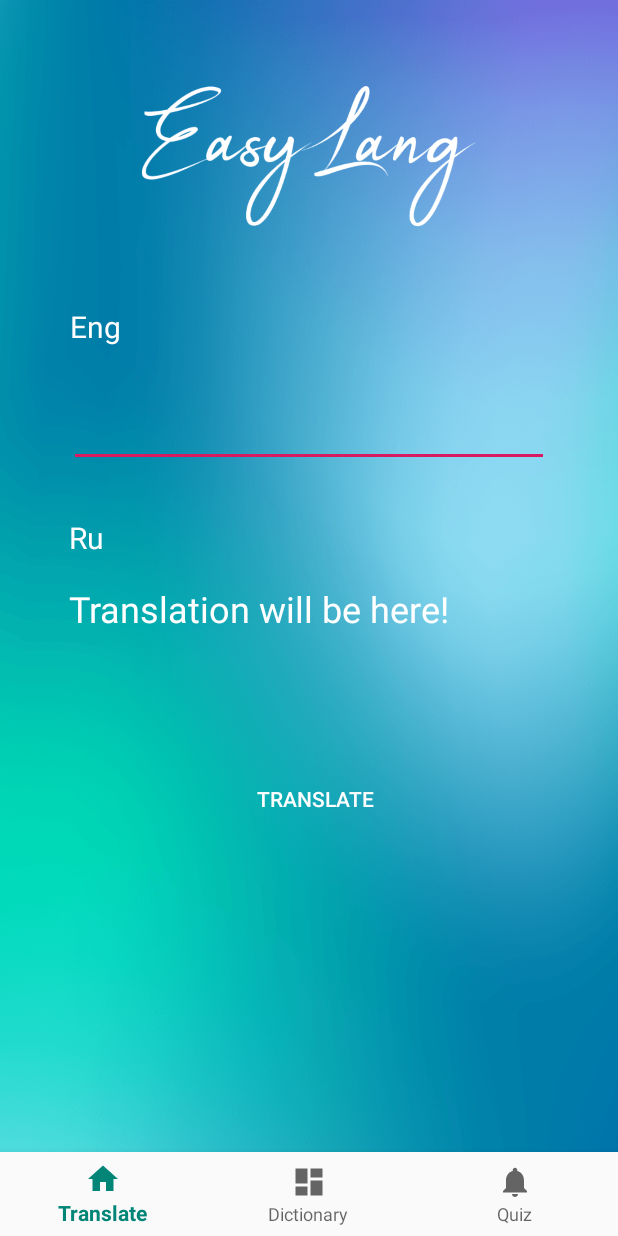
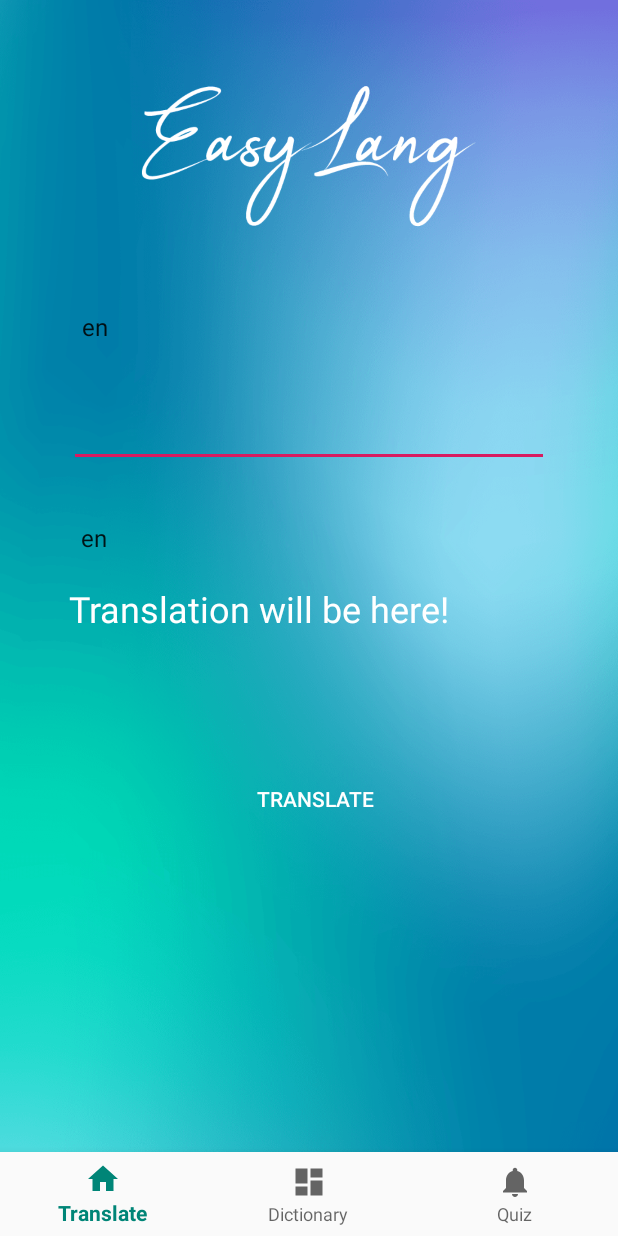
Before and after one commit to Kirill1org/EasyLang, an Android app: the screen it shows after launch (MainActivity), on a phone screen of 412 x 824 dp. Run offline under Robolectric (Android 15) with nearby library versions, the phone set to English and light mode, and no system bars.

Commit message:
Finish translate

```diff
--- a/app/src/main/java/com/easylang/MainActivity.java
+++ b/app/src/main/java/com/easylang/MainActivity.java
@@ -42,6 +42,7 @@ public class MainActivity extends AppCompatActivity {
         super.onCreate(savedInstanceState);
         setContentView(R.layout.activity_main);
         getSupportActionBar().hide();
+
         getWindow().setFlags(WindowManager.LayoutParams.FLAG_LAYOUT_NO_LIMITS,
                 WindowManager.LayoutParams.FLAG_LAYOUT_NO_LIMITS);
 
--- a/app/src/main/java/com/easylang/TranslateFragment.java
+++ b/app/src/main/java/com/easylang/TranslateFragment.java
@@ -4,15 +4,18 @@ import android.os.Bundle;
 import android.view.LayoutInflater;
 import android.view.View;
 import android.view.ViewGroup;
+import android.widget.AdapterView;
 import android.widget.ArrayAdapter;
+import android.widget.Button;
+import android.widget.EditText;
 import android.widget.Spinner;
+import android.widget.TextView;
+import android.widget.Toast;
 
 import androidx.annotation.NonNull;
 import androidx.annotation.Nullable;
 import androidx.fragment.app.Fragment;
 import androidx.lifecycle.ViewModelProviders;
-
-import java.security.SecurityPermission;
 
 public class TranslateFragment extends Fragment {
 
@@ -21,6 +24,11 @@ public class TranslateFragment extends Fragment {
     private Spinner spinnerInput;
     private Spinner spinnerOutput;
 
+    private EditText editTextInput;
+    private TextView textViewOutput;
+
+    private Button buttonTranslate;
+
     public static TranslateFragment newInstance() {
         return new TranslateFragment();
     }
@@ -28,14 +36,16 @@ public class TranslateFragment extends Fragment {
     @Override
     public View onCreateView(@NonNull LayoutInflater inflater, @Nullable ViewGroup container,
                              @Nullable Bundle savedInstanceState) {
-        return inflater.inflate(R.layout.fragment_translate, container, false);
 
-    }
+        View rootView = inflater.inflate(R.layout.fragment_translate, container, false);
 
-    @Override
-    public void onCreate(@Nullable Bundle savedInstanceState) {
-        super.onCreate(savedInstanceState);
+        spinnerInput = rootView.findViewById(R.id.input_lang);
+        spinnerOutput = rootView.findViewById(R.id.output_lang);
+        editTextInput = rootView.findViewById(R.id.input_word);
+        textViewOutput = rootView.findViewById(R.id.output_word);
+        buttonTranslate = rootView.findViewById(R.id.button_translate);
 
+        return rootView;
     }
 
     @Override
@@ -43,16 +53,37 @@ public class TranslateFragment extends Fragment {
         super.onActivityCreated(savedInstanceState);
         mViewModel = ViewModelProviders.of(this).get(TranslateViewModel.class);
 
-        spinnerInput = getActivity().findViewById(R.id.input_lang);
-        spinnerOutput = getActivity().findViewById(R.id.output_lang);
+        ArrayAdapter<String> adapterInputLanguages = new ArrayAdapter<String>(getActivity(),
+                android.R.layout.simple_spinner_item,
+                TranslateViewModel.getLANGUAGES());
 
-        ArrayAdapter<CharSequence> adapterInput = ArrayAdapter.createFromResource(getActivity().getBaseContext(), R.array.input_data_spinner, R.layout.spinner_item);
-        ArrayAdapter<CharSequence> adapterOutput = ArrayAdapter.createFromResource(getActivity().getBaseContext(), R.array.output_data_spinner, R.layout.spinner_item);
-        adapterInput.setDropDownViewResource(android.R.layout.simple_spinner_dropdown_item);
-        adapterOutput.setDropDownViewResource(android.R.layout.simple_spinner_dropdown_item);
-        spinnerInput.setAdapter(adapterInput);
-        spinnerOutput.setAdapter(adapterOutput);
+        adapterInputLanguages.setDropDownViewResource(android.R.layout.simple_spinner_dropdown_item);
+        spinnerInput.setAdapter(adapterInputLanguages);
+        spinnerOutput.setAdapter(adapterInputLanguages);
 
+        mViewModel.getTranslatedText().observe(this, s -> {
+            textViewOutput.setText(s);
+        });
+
+        buttonTranslate.setOnClickListener(this::translate);
     }
 
+    public void translate(View view) {
+        String[] languages = TranslateViewModel.getLANGUAGES();
+
+        int inputSelectedItemPosition = spinnerInput.getSelectedItemPosition();
+        int outputSelectedItemPosition = spinnerOutput.getSelectedItemPosition();
+
+        if (inputSelectedItemPosition == AdapterView.INVALID_POSITION) {
+            Toast.makeText(getActivity(), "Input language not selected", Toast.LENGTH_LONG).show();
+            return;
+        }
+        if (outputSelectedItemPosition == AdapterView.INVALID_POSITION) {
+            Toast.makeText(getActivity(), "Output language not selected", Toast.LENGTH_LONG).show();
+            return;
+        }
+
+        String lang = languages[inputSelectedItemPosition] + "-" + languages[outputSelectedItemPosition];
+        mViewModel.translate(editTextInput.getText().toString(), lang);
+    }
 }
--- a/app/src/main/java/com/easylang/TranslateViewModel.java
+++ b/app/src/main/java/com/easylang/TranslateViewModel.java
@@ -1,7 +1,51 @@
 package com.easylang;
 
+import android.util.Log;
+
+import androidx.lifecycle.MutableLiveData;
 import androidx.lifecycle.ViewModel;
 
+import retrofit2.Call;
+import retrofit2.Callback;
+import retrofit2.Response;
+
 public class TranslateViewModel extends ViewModel {
-    // TODO: Implement the ViewModel
+    private static final String TAG = TranslateViewModel.class.getSimpleName();
+
+    private static final String[] LANGUAGES = {"en", "ru"};
+
+    private final MutableLiveData<String> translatedText = new MutableLiveData<>();
+
+    public static String[] getLANGUAGES() {
+        return LANGUAGES;
+    }
+
+    public MutableLiveData<String> getTranslatedText() {
+        return translatedText;
+    }
+
+    public void translate(String text, String lang) {
+        Log.d(TAG, "translate() called with: text = [" + text + "], lang = [" + lang + "]");
+
+        NetworkService.getInstance()
+                .getJSONApi()
+                .getTranslate(BuildConfig.YandexTranslateAPIKEY, text, lang)
+                .enqueue(new Callback<TranslateResponse>() {
+                    @Override
+                    public void onResponse(Call<TranslateResponse> call, Response<TranslateResponse> response) {
+                        if (!response.isSuccessful()) {
+                            Log.d(TAG, "Something went wrong! Code: " + response.code());
+                            return;
+                        }
+                        TranslateResponse translateResponse = response.body();
+
+                        translatedText.setValue(translateResponse.getText().get(0));
+                    }
+
+                    @Override
+                    public void onFailure(Call<TranslateResponse> call, Throwable t) {
+                        Log.d(TAG, "Network failure!", t);
+                    }
+                });
+    }
 }
--- a/app/src/main/res/layout/fragment_translate.xml
+++ b/app/src/main/res/layout/fragment_translate.xml
@@ -4,16 +4,16 @@
     xmlns:tools="http://schemas.android.com/tools"
     android:layout_width="match_parent"
     android:layout_height="match_parent"
-    tools:context=".TranslateFragment" >
+    tools:context=".TranslateFragment">
 
     <ImageView
         android:id="@+id/imageView"
         android:layout_width="match_parent"
         android:layout_height="match_parent"
+        android:scaleType="centerCrop"
         android:src="@drawable/fon1"
         tools:layout_editor_absoluteX="16dp"
-        tools:layout_editor_absoluteY="-16dp"
-        android:scaleType="centerCrop"/>
+        tools:layout_editor_absoluteY="-16dp" />
 
     <Spinner
         android:id="@+id/input_lang"
@@ -22,10 +22,10 @@
         android:layout_marginTop="200dp"
         android:layout_marginEnd="304dp"
         android:layout_marginRight="304dp"
+        android:background="?android:attr/selectableItemBackground"
         app:layout_constraintEnd_toEndOf="@+id/imageView"
         app:layout_constraintStart_toStartOf="@+id/input_word"
-        app:layout_constraintTop_toTopOf="@+id/imageView"
-        android:background="?android:attr/selectableItemBackground"></Spinner>
+        app:layout_constraintTop_toTopOf="@+id/imageView" />
 
     <EditText
         android:id="@+id/input_word"
@@ -48,12 +48,11 @@
         android:id="@+id/output_lang"
         android:layout_width="60dp"
         android:layout_height="30dp"
+        android:layout_marginTop="32dp"
         android:background="?android:attr/selectableItemBackground"
         android:textColor="@color/colorWhite"
-
-        android:layout_marginTop="32dp"
         app:layout_constraintStart_toStartOf="@+id/output_word"
-        app:layout_constraintTop_toBottomOf="@+id/input_word"></Spinner>
+        app:layout_constraintTop_toBottomOf="@+id/input_word" />
 
     <TextView
         android:id="@+id/output_word"
@@ -64,14 +63,15 @@
         android:layout_marginTop="16dp"
         android:layout_marginEnd="8dp"
         android:layout_marginRight="8dp"
+        android:text="@string/translation_will_be_here"
         android:textColor="@color/colorWhite"
+        android:textSize="24sp"
         app:layout_constraintEnd_toEndOf="@+id/imageView"
         app:layout_constraintStart_toStartOf="@+id/imageView"
-        app:layout_constraintTop_toBottomOf="@+id/output_lang"
-        android:text="Translation will be here!"
-        android:textSize="24sp"/>
+        app:layout_constraintTop_toBottomOf="@+id/output_lang" />
 
     <Button
+        android:id="@+id/button_translate"
         android:layout_width="210dp"
         android:layout_height="70dp"
         android:layout_marginStart="8dp"
@@ -79,7 +79,7 @@
         android:layout_marginTop="48dp"
         android:layout_marginBottom="8dp"
         android:background="?android:attr/selectableItemBackground"
-        android:text="Translate"
+        android:text="@string/translate"
         android:textColor="@color/colorWhite"
         app:layout_constraintBottom_toBottomOf="@+id/imageView"
         app:layout_constraintEnd_toEndOf="@+id/imageView"
--- a/app/src/main/res/values/DataSpinner.xml
+++ /dev/null
@@ -1,11 +0,0 @@
-<?xml version="1.0" encoding="utf-8"?>
-<resources>
-    <string-array name="input_data_spinner">
-        <item>Eng</item>
-    </string-array>
-
-        <string-array name="output_data_spinner">
-            <item>Ru</item>
-        </string-array>
-
-</resources>
--- a/app/src/main/res/values/strings.xml
+++ b/app/src/main/res/values/strings.xml
@@ -3,4 +3,6 @@
     <string name="title_translate">Translate</string>
     <string name="title_dictionary">Dictionary</string>
     <string name="title_quiz">Quiz</string>
+    <string name="translate">Translate</string>
+    <string name="translation_will_be_here">Translation will be here!</string>
 </resources>
```
